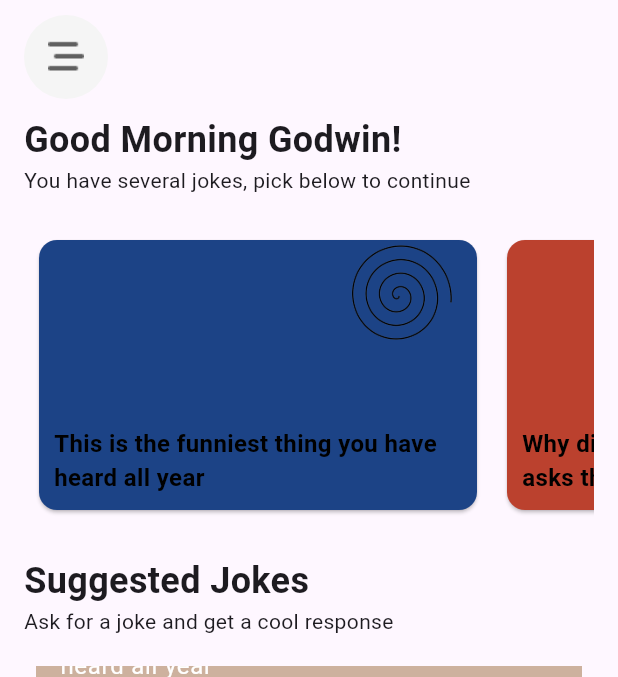
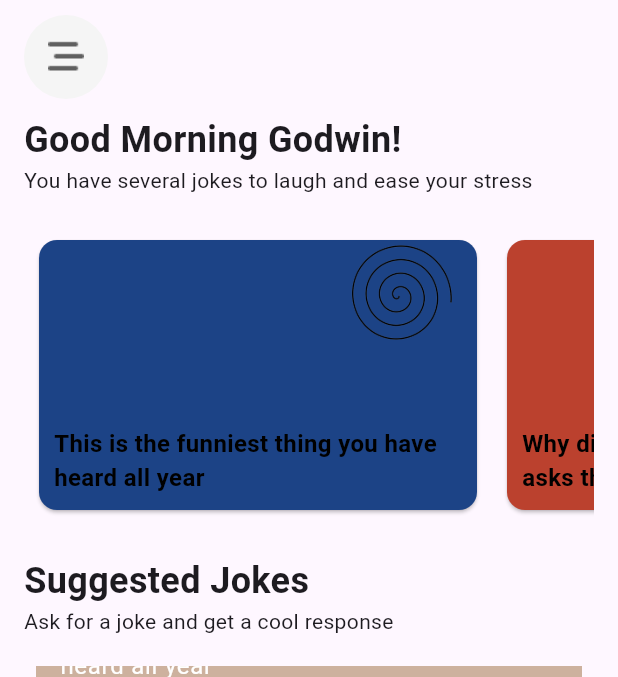
Before and after one commit to AdahGodwin/joke-ai-app, a Flutter app: the HomeScreen screen opened directly with empty values, scrolled down 444 dp, on a phone screen of 412 x 824 dp, the part 84-761 px from its top. Run offline on Flutter 3.47's test engine with Material 3 defaults, Android fonts, the phone set to English and light mode, and no system bars; our stand-ins replace google_fonts; missing offline and left inert: hng_authentication.

```diff
--- a/lib/screens/home_screen.dart
+++ b/lib/screens/home_screen.dart
@@ -74,7 +74,8 @@ class HomeScreen extends StatelessWidget {
                   'Good Morning Godwin!',
                   style: TextStyle(fontWeight: FontWeight.bold, fontSize: 24),
                 ),
-                const Text('You have several jokes, pick below to continue'),
+                const Text(
+                    'You have several jokes to laugh and ease your stress'),
                 const SizedBox(
                   height: 20.0,
                 ),
@@ -91,6 +92,14 @@ class HomeScreen extends StatelessWidget {
                   height: 20,
                 ),
                 Expanded(child: JokeSuggestion()),
+                // Expanded(
+                //   child: JokeSuggestion(
+                //     openDrawer: openDrawer,
+                //     closeDrawer: closeDrawer,
+                //     isDrawerOpen: isDrawerOpen,
+                //     selectedChatId: selectedChatId,
+                //   ),
+                // ),
               ],
             ),
             Align(
```
Also changed, not shown: lib/widgets/joke_suggestion.dart (+13 -0 lines).
